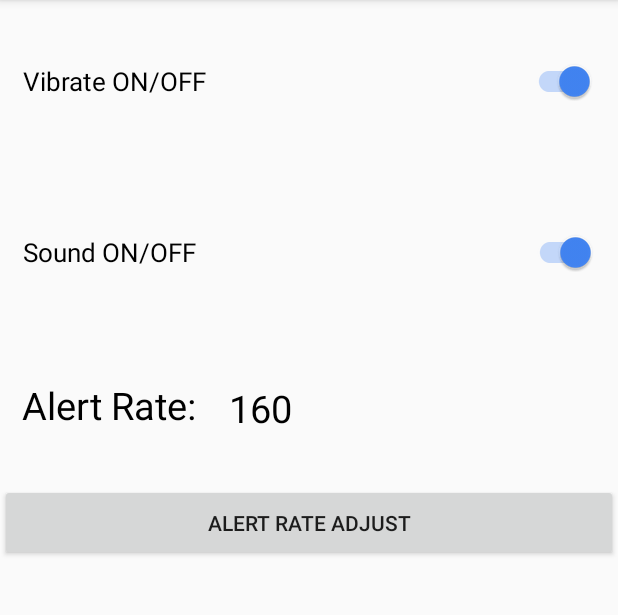
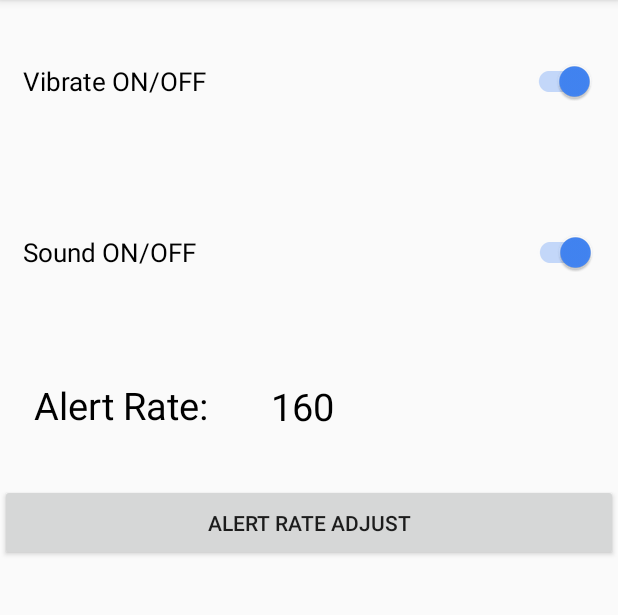
Before and after one commit to chunny22/Metal_Detector, an Android app: the Settings screen opened directly, with no data from a screen before it, on a phone screen of 412 x 824 dp, the part 84-699 px from its top. Run offline under Robolectric (Android 15) with nearby library versions, the phone set to English and light mode, and no system bars.

Commit message:
Removed server/data related class and activity file.

```diff
--- a/app/src/main/res/layout/activity_main.xml
+++ b/app/src/main/res/layout/activity_main.xml
@@ -4,6 +4,7 @@
     xmlns:tools="http://schemas.android.com/tools"
     android:layout_width="match_parent"
     android:layout_height="match_parent"
+    android:screenOrientation="portrait"
     tools:context=".MainActivity">
 
     <TextView
--- a/app/src/main/res/layout/activity_settings.xml
+++ b/app/src/main/res/layout/activity_settings.xml
@@ -4,13 +4,13 @@
     xmlns:tools="http://schemas.android.com/tools"
     android:layout_width="match_parent"
     android:layout_height="match_parent"
+    android:screenOrientation="portrait"
     tools:context=".Settings">
 
     <androidx.appcompat.widget.SwitchCompat
         android:id="@+id/vibrate"
         android:layout_width="381dp"
         android:layout_height="108dp"
-        android:checked="true"
         android:text="@string/vibrate"
         android:textSize="17sp"
         app:layout_constraintBottom_toBottomOf="parent"
@@ -23,7 +23,6 @@
         android:id="@+id/sound"
         android:layout_width="382dp"
         android:layout_height="93dp"
-        android:checked="true"
         android:text="@string/sound"
         android:textSize="17sp"
         app:layout_constraintBottom_toBottomOf="parent"
@@ -41,24 +40,24 @@
         android:textColor="@android:color/black"
         android:textSize="25sp"
         app:layout_constraintBottom_toBottomOf="parent"
-        app:layout_constraintEnd_toEndOf="parent"
-        app:layout_constraintHorizontal_bias="0.053"
+        app:layout_constraintEnd_toStartOf="@+id/alert_rate"
+        app:layout_constraintHorizontal_bias="0.484"
         app:layout_constraintStart_toStartOf="parent"
         app:layout_constraintTop_toTopOf="parent"
         app:layout_constraintVertical_bias="0.338" />
 
     <TextView
         android:id="@+id/alert_rate"
-        android:layout_width="245dp"
-        android:layout_height="62dp"
+        android:layout_width="215dp"
+        android:layout_height="54dp"
+        android:layout_marginEnd="16dp"
+        android:layout_marginRight="16dp"
         android:gravity="center_vertical"
         android:text="160"
         android:textColor="@android:color/black"
         android:textSize="25sp"
         app:layout_constraintBottom_toBottomOf="parent"
         app:layout_constraintEnd_toEndOf="parent"
-        app:layout_constraintHorizontal_bias="0.915"
-        app:layout_constraintStart_toStartOf="parent"
         app:layout_constraintTop_toTopOf="parent"
         app:layout_constraintVertical_bias="0.342" />
 
```
Also changed, not shown: app/src/main/res/layout/activity_enter_data.xml (deleted, +0 -64 lines).
